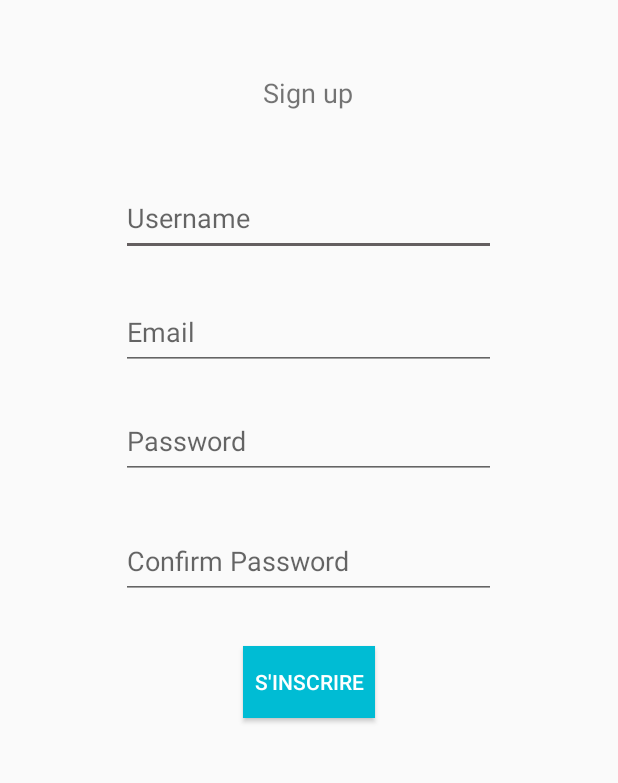
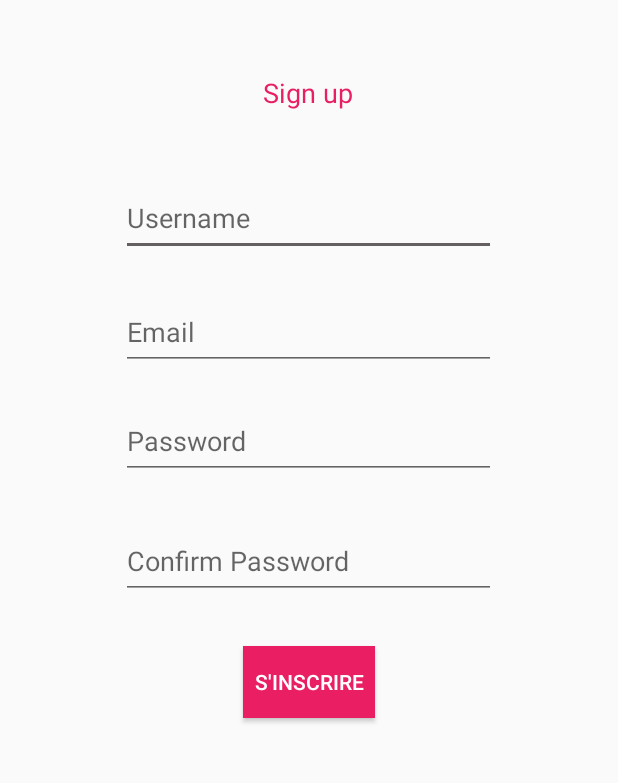
Before and after one commit to onesime98/MeetNdrink, an Android app: the SignupActivity screen opened directly, with no data from a screen before it, after a tap on an icon or button, on a phone screen of 412 x 824 dp, the part 371-1154 px from its top. Run offline under Robolectric (Android 15) with nearby library versions, the phone set to English and light mode, and no system bars; our stand-ins replace Firebase (no records; nobody signed in at launch, a user with empty details on screens opened directly).

```diff
--- a/app/src/main/java/fr/point/meetndrink/SignupActivity.java
+++ b/app/src/main/java/fr/point/meetndrink/SignupActivity.java
@@ -45,12 +45,26 @@ public class SignupActivity extends AppCompatActivity {
         signup.setOnClickListener(new View.OnClickListener() {
             @Override
             public void onClick(View view) {
-                Boolean empty=false;
-                if(username.getText().toString()=="" || password.getText().toString()=="" ||confirmpwd.getText().toString() =="" || email.getText().toString()=="")
+                if(username.getText().toString().equals("") || password.getText().toString().equals("") || confirmpwd.getText().toString().equals("") || email.getText().toString().equals(""))
                 {
-                    empty = true;
+                    Toast.makeText(SignupActivity.this, "You have to fill all properties", Toast.LENGTH_LONG).show();
                 }
-                if(password.getText().toString()==confirmpwd.getText().toString() && password.length()>=6 && empty==false) {
+                else if(password.getText().toString()!=confirmpwd.getText().toString()) {
+                    Toast.makeText(SignupActivity.this, "Your passwords must be the same", Toast.LENGTH_LONG).show();
+                    email.setText("");
+                    password.setText("");
+                    confirmpwd.setText("");
+                    username.setText("");
+                }else if(password.length()<6)
+                {
+                    Toast.makeText(SignupActivity.this, "Your password needs to be at least 6 characters long !", Toast.LENGTH_SHORT).show();
+                    email.setText("");
+                    password.setText("");
+                    confirmpwd.setText("");
+                    username.setText("");
+                }
+                else
+                {
                     firebaseAuth.createUserWithEmailAndPassword(email.getText().toString(), password.getText().toString())
                             .addOnCompleteListener(new OnCompleteListener<AuthResult>() {
                                 @Override
@@ -67,21 +81,6 @@ public class SignupActivity extends AppCompatActivity {
                                     }
                                 }
                             });
-                }else if(password.length()<6)
-                {
-                    Toast.makeText(SignupActivity.this, "Your password needs to be at least 6 characters long !", Toast.LENGTH_SHORT).show();
-                    email.setText("");
-                    password.setText("");
-                    confirmpwd.setText("");
-                    username.setText("");
-                }
-                else
-                {
-                    Toast.makeText(SignupActivity.this, "Your passwords must be the same", Toast.LENGTH_LONG).show();
-                    email.setText("");
-                    password.setText("");
-                    confirmpwd.setText("");
-                    username.setText("");
                 }
 
             }
--- a/app/src/main/res/layout/activity_login.xml
+++ b/app/src/main/res/layout/activity_login.xml
@@ -67,10 +67,10 @@
         android:text="@string/seconnecter"
         app:layout_constraintBottom_toBottomOf="parent"
         app:layout_constraintEnd_toEndOf="parent"
-        app:layout_constraintHorizontal_bias="0.562"
+        app:layout_constraintHorizontal_bias="0.568"
         app:layout_constraintStart_toStartOf="parent"
         app:layout_constraintTop_toTopOf="parent"
-        app:layout_constraintVertical_bias="1.0" />
+        app:layout_constraintVertical_bias="0.647" />
 
     <ImageView
         android:id="@+id/imageView"
@@ -121,7 +121,7 @@
         android:layout_marginEnd="162dp"
         android:layout_marginRight="162dp"
         android:layout_marginBottom="76dp"
-        android:background="#00BCD4"
+        android:background="#E91E63"
         android:text="@string/inscription"
         android:textColor="#FFFFFF"
         app:layout_constraintBottom_toBottomOf="parent"
--- a/app/src/main/res/layout/activity_signup.xml
+++ b/app/src/main/res/layout/activity_signup.xml
@@ -29,6 +29,7 @@
         android:layout_marginBottom="465dp"
         android:gravity="center"
         android:text="Sign up"
+        android:textColor="#E91E63"
         android:textSize="18sp"
         app:layout_constraintBottom_toBottomOf="parent"
         app:layout_constraintEnd_toEndOf="parent"
@@ -106,7 +107,7 @@
         android:layout_marginEnd="162dp"
         android:layout_marginRight="162dp"
         android:layout_marginBottom="80dp"
-        android:background="#00BCD4"
+        android:background="#E91E63"
         android:text="@string/inscription"
         android:textColor="#FFFFFF"
         app:layout_constraintBottom_toBottomOf="parent"
```
